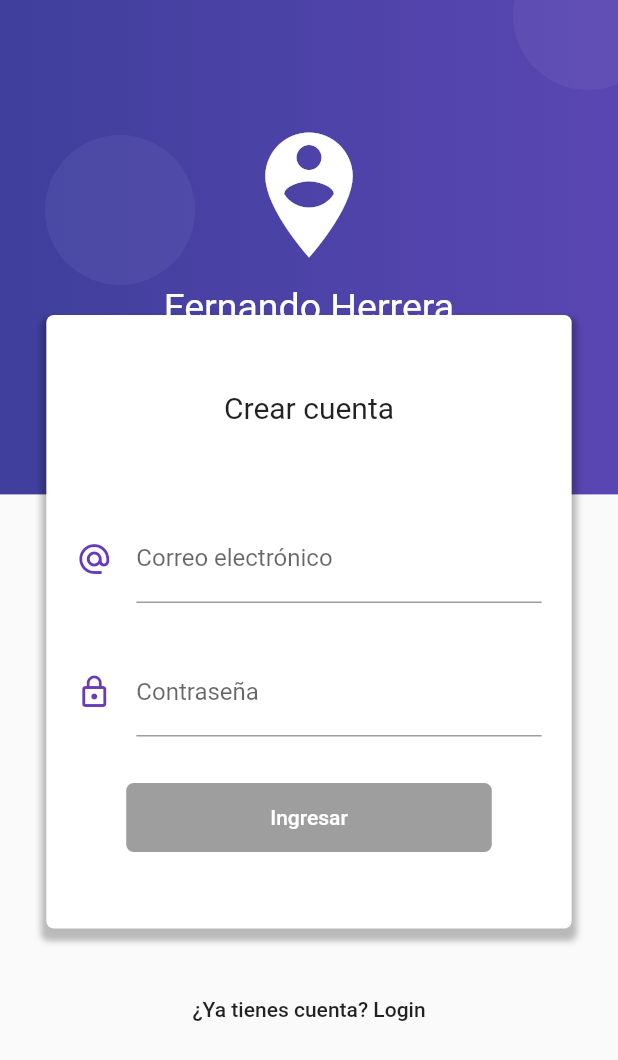
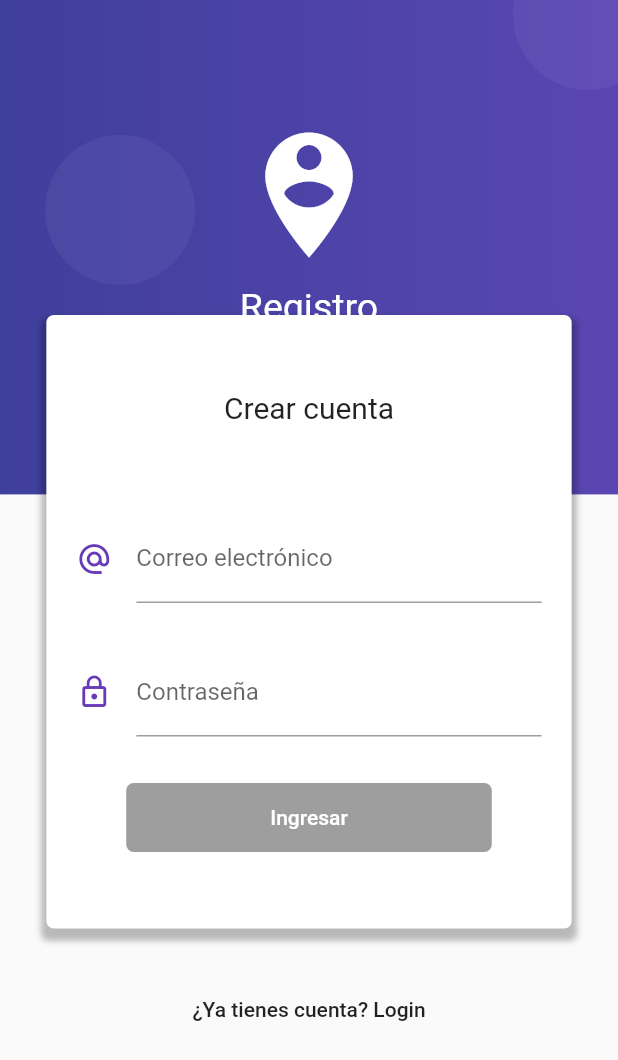
Before and after one commit to chmodmc/AppProductos, a Flutter app: the RegistroPage screen opened by its route, on a phone screen of 412 x 824 dp. Shown: the top 1060 px of the screen. Run offline on Flutter 3.47's test engine with Material 2 defaults, Android fonts, the phone set to English and light mode, and no system bars; our stand-ins replace image_picker, rxdart, shared_preferences; missing offline and left inert: mime_type; accounts and stored records are empty; statements that could not run were skipped.

Commit message:
Update registro_page.dart

```diff
--- a/flutter-form-validation-4.0.0/lib/src/pages/registro_page.dart
+++ b/flutter-form-validation-4.0.0/lib/src/pages/registro_page.dart
@@ -218,7 +218,7 @@ class RegistroPage extends StatelessWidget {
             children: <Widget>[
               Icon( Icons.person_pin_circle, color: Colors.white, size: 100.0 ),
               SizedBox( height: 10.0, width: double.infinity ),
-              Text('Fernando Herrera', style: TextStyle( color: Colors.white, fontSize: 25.0 ))
+              Text('Registro', style: TextStyle( color: Colors.white, fontSize: 25.0 ))
             ],
           ),
         )
```
